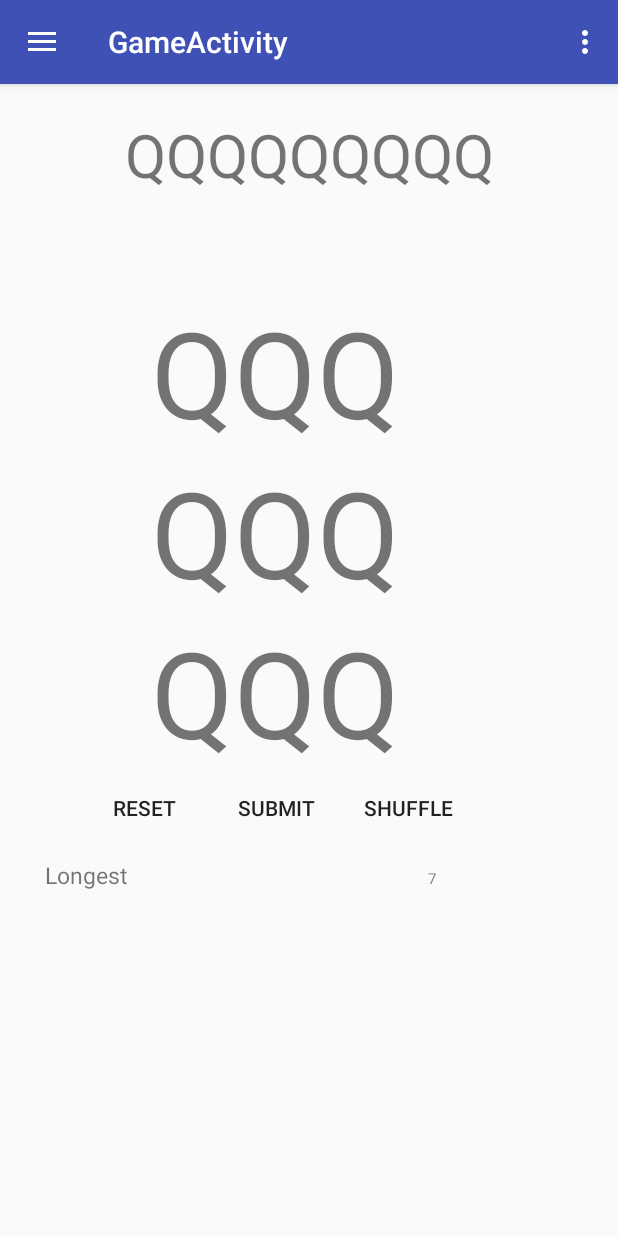
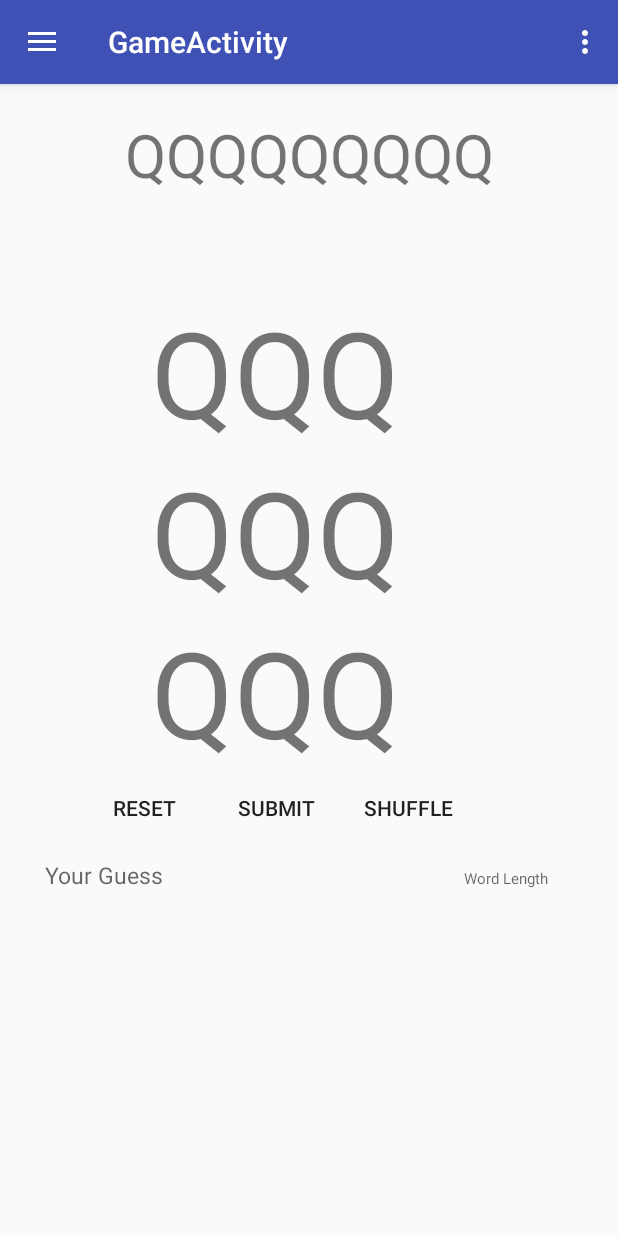
Before and after one commit to seamus91g/WordFox, an Android app: the GameActivity screen opened directly, with no data from a screen before it, on a phone screen of 412 x 824 dp. Run offline under Robolectric (Android 15) with nearby library versions, the phone set to English and light mode, and no system bars.

Commit message:
Des. Changed guess box and guess length to be empty at start. Submit only submits words that are longer than the previous word. Submit clears the cyrrent attempt.

```diff
--- a/app/src/main/res/layout/content_game.xml
+++ b/app/src/main/res/layout/content_game.xml
@@ -175,7 +175,8 @@ tools:showIn="@layout/app_bar_game">
             android:id="@+id/longestAttempt"
             android:layout_width="wrap_content"
             android:layout_height="wrap_content"
-            android:text="Longest"
+            android:hint="Your Guess"
+            android:text=""
             android:textSize="15sp"
             tools:layout_editor_absoluteX="8dp" />
 
@@ -184,8 +185,8 @@ tools:showIn="@layout/app_bar_game">
             android:layout_width="wrap_content"
             android:layout_height="wrap_content"
             android:layout_marginLeft="200dp"
-
-            android:text="7"
+            android:hint="Word Length"
+            android:text=""
             android:textSize="10sp" />
 
     </LinearLayout>
```
Also changed, not shown: app/src/main/java/com/example/seamus/wordfox/GameActivity.java (+22 -9 lines).
